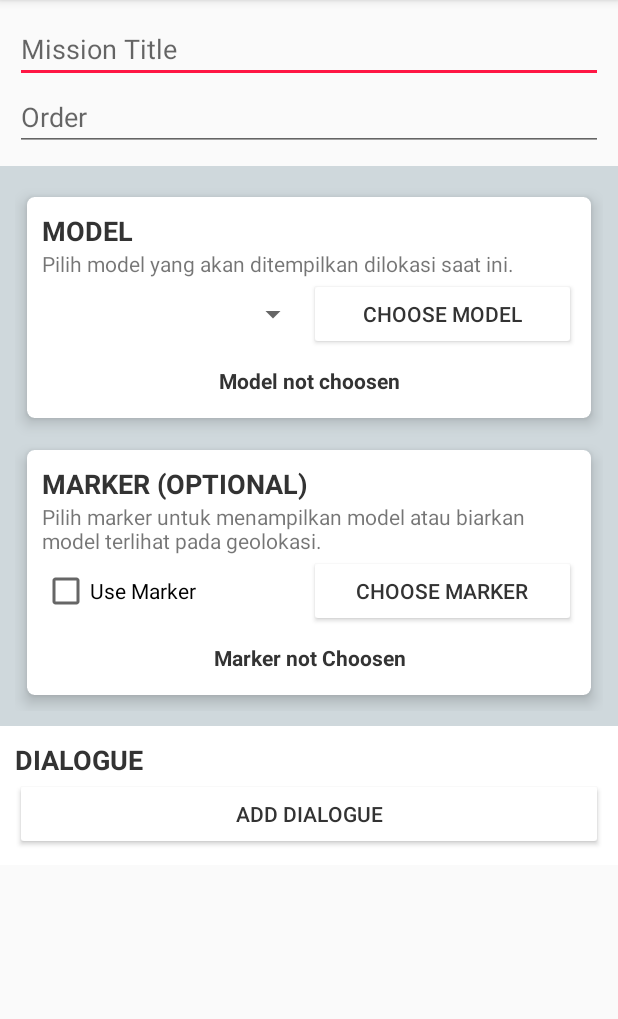
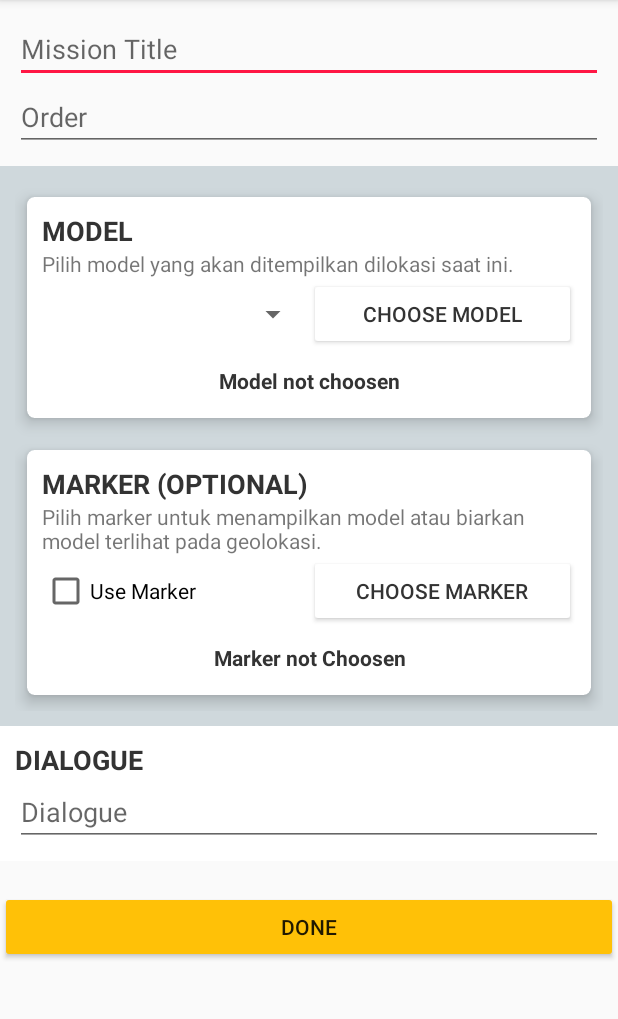
Before and after one commit to fauzanriff/arnusantara, an Android app: the MissionEditActivity screen opened directly, with no data from a screen before it, on a phone screen of 412 x 824 dp, the part 84-1103 px from its top. Run offline under Robolectric (Android 15) with nearby library versions, the phone set to English and light mode, and no system bars; 2 statements that could not run were skipped.

Commit message:
Last commit

```diff
--- a/app/src/main/java/eu/kudan/rahasianusantara/activity/MissionEditActivity.java
+++ b/app/src/main/java/eu/kudan/rahasianusantara/activity/MissionEditActivity.java
@@ -2,14 +2,53 @@ package eu.kudan.rahasianusantara.activity;
 
 import android.support.v7.app.AppCompatActivity;
 import android.os.Bundle;
+import android.view.View;
+import android.widget.Button;
+import android.widget.LinearLayout;
+import android.widget.TextView;
 
 import eu.kudan.rahasianusantara.R;
+import eu.kudan.rahasianusantara.model.Mission;
 
-public class MissionEditActivity extends AppCompatActivity {
+public class MissionEditActivity extends AppCompatActivity implements View.OnClickListener {
+
+    Button addDialogueButton, doneMissionButton;
+
+    Mission mission;
 
     @Override
     protected void onCreate(Bundle savedInstanceState) {
         super.onCreate(savedInstanceState);
         setContentView(R.layout.activity_mission_edit);
+
+        mission = new Mission();
+
+        setListener();
+    }
+
+    private void setListener(){
+
+        addDialogueButton = (Button) findViewById(R.id.add_dialogue_button);
+        doneMissionButton = (Button) findViewById(R.id.done_mission_button);
+
+        addDialogueButton.setOnClickListener(this);
+        doneMissionButton.setOnClickListener(this);
+    }
+
+    @Override
+    public void onClick(View v) {
+
+        if(v == doneMissionButton){
+            submitMission();
+        }
+    }
+
+    private void submitMission(){
+
+        TextView titleMission = (TextView) findViewById(R.id.title_mission);
+        TextView orderMission = (TextView) findViewById(R.id.order_mission);-
+
+        mission.setTitle(titleMission.getText().toString());
+        mission.setOrder(Integer.valueOf(orderMission.getText().toString()));
     }
 }
--- a/app/src/main/res/layout/activity_mission_edit.xml
+++ b/app/src/main/res/layout/activity_mission_edit.xml
@@ -9,7 +9,9 @@
 
     <ScrollView
         android:layout_width="match_parent"
-        android:layout_height="match_parent">
+        android:layout_height="match_parent"
+        android:layout_alignParentTop="true"
+        android:layout_alignParentStart="true">
 
         <LinearLayout
             android:layout_width="match_parent"
@@ -190,6 +192,7 @@
             <LinearLayout
                 android:layout_width="match_parent"
                 android:layout_height="match_parent"
+                android:layout_marginBottom="20dp"
                 android:background="@color/colorBackgroundWhite"
                 android:orientation="vertical"
                 android:padding="10dp">
@@ -204,15 +207,21 @@
                     android:textSize="18sp"
                     android:textStyle="bold" />
 
-                <Button
-                    android:id="@+id/button3"
+                <EditText
                     android:layout_width="match_parent"
                     android:layout_height="wrap_content"
-                    android:backgroundTint="@color/colorBackgroundWhite"
-                    android:text="Add Dialogue"
-                    android:textColor="@color/colorTextDark" />
+                    android:hint="Dialogue"
+                    android:inputType="textMultiLine"/>
 
             </LinearLayout>
+
+            <Button
+                android:id="@+id/done_mission_button"
+                android:layout_width="match_parent"
+                android:layout_height="wrap_content"
+                android:backgroundTint="@color/colorPrimary"
+                android:elevation="6dp"
+                android:text="Done" />
 
         </LinearLayout>
     </ScrollView>
```
Also changed, not shown: app/src/main/java/eu/kudan/rahasianusantara/activity/QuestProfileActivity.java (+7 -0 lines), app/src/main/java/eu/kudan/rahasianusantara/component/DialogueComponent.java (deleted, +0 -53 lines), app/src/main/java/eu/kudan/rahasianusantara/model/Mission.java (+6 -7 lines), app/src/main/res/layout/dialogue.xml (deleted, +0 -51 lines).
